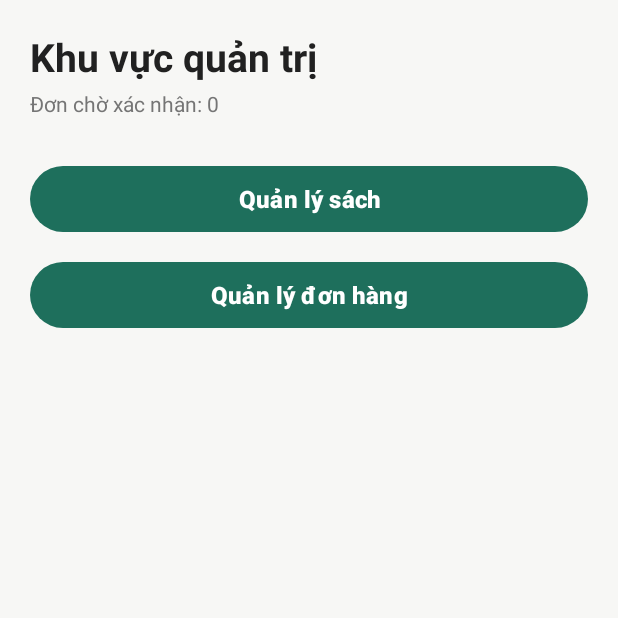
After one commit to 21130433-PhucLong/LTDD_BookStore, an Android app: the fragment AdminFragment shown on its own in the app's theme, on a phone screen of 412 x 824 dp, the top half of it. The commit adds this screen. Run offline under Robolectric (Android 15) with nearby library versions, the phone set to English and light mode, and no system bars; 1 statement that could not run was skipped.

Commit message:
tab quan tri chi hien voi admin

```diff
--- a/app/src/main/AndroidManifest.xml
+++ b/app/src/main/AndroidManifest.xml
@@ -60,6 +60,14 @@
         <activity
             android:name=".activity.ChangePasswordActivity"
             android:exported="false" />
+
+        <activity
+            android:name=".activity.AdminBookListActivity"
+            android:exported="false" />
+        <activity
+            android:name=".activity.BookEditActivity"
+            android:exported="false" />
+
     </application>
 
 </manifest>
--- a/app/src/main/java/com/example/bookstore/activity/MainActivity.java
+++ b/app/src/main/java/com/example/bookstore/activity/MainActivity.java
@@ -28,6 +28,7 @@ import com.example.bookstore.fragment.CategoryFragment;
 import com.example.bookstore.fragment.HomeFragment;
 import com.example.bookstore.model.User;
 import com.example.bookstore.util.SessionManager;
+import com.example.bookstore.fragment.AdminFragment;
 
 public class MainActivity extends AppCompatActivity implements CategoryFragment.OnCategoryClickListener {
 
@@ -38,6 +39,7 @@ public class MainActivity extends AppCompatActivity implements CategoryFragment.
 
     private String searchKeyword = "";  // từ khóa đang tìm
     private int pendingCategoryId = 0;  // thể loại được chọn ở tab Danh mục
+    private boolean isAdmin = false;
 
     @Override
     protected void onCreate(Bundle savedInstanceState) {
@@ -62,6 +64,7 @@ public class MainActivity extends AppCompatActivity implements CategoryFragment.
 
         toolbar = findViewById(R.id.toolbar);
         bottomNav = findViewById(R.id.bottomNav);
+        bottomNav.getMenu().findItem(R.id.nav_admin).setVisible(isAdmin);
         setSupportActionBar(toolbar);
 
         setupBottomNav();
@@ -80,6 +83,7 @@ public class MainActivity extends AppCompatActivity implements CategoryFragment.
             session.logout();
             return false;
         }
+        isAdmin = user.isAdmin();
         return true;
     }
 
@@ -116,7 +120,10 @@ public class MainActivity extends AppCompatActivity implements CategoryFragment.
                 } else if (id == R.id.nav_account) {
                     showFragment(new AccountFragment());
                     return true;
-                }
+                } else if (id == R.id.nav_admin) {
+                showFragment(new AdminFragment());
+                return true;
+            }
                 return false;
             }
         });
--- /dev/null
+++ b/app/src/main/java/com/example/bookstore/fragment/AdminFragment.java
@@ -0,0 +1,61 @@
+package com.example.bookstore.fragment;
+
+import android.content.Intent;
+import android.os.Bundle;
+import android.view.LayoutInflater;
+import android.view.View;
+import android.view.ViewGroup;
+import android.widget.TextView;
+
+import androidx.annotation.NonNull;
+import androidx.annotation.Nullable;
+import androidx.fragment.app.Fragment;
+
+import com.example.bookstore.R;
+import com.example.bookstore.activity.AdminBookListActivity;
+import com.example.bookstore.activity.OrderListActivity;
+import com.example.bookstore.data.DatabaseHelper;
+import com.example.bookstore.model.Order;
+
+public class AdminFragment extends Fragment {
+
+    private TextView tvPending;
+
+    @Nullable
+    @Override
+    public View onCreateView(@NonNull LayoutInflater inflater, @Nullable ViewGroup container,
+                             @Nullable Bundle savedInstanceState) {
+        return inflater.inflate(R.layout.fragment_admin, container, false);
+    }
+
+    @Override
+    public void onViewCreated(@NonNull View view, @Nullable Bundle savedInstanceState) {
+        super.onViewCreated(view, savedInstanceState);
+
+        tvPending = view.findViewById(R.id.tvPending);
+
+        view.findViewById(R.id.btnManageBooks).setOnClickListener(new View.OnClickListener() {
+            @Override
+            public void onClick(View v) {
+                startActivity(new Intent(requireContext(), AdminBookListActivity.class));
+            }
+        });
+        view.findViewById(R.id.btnManageOrders).setOnClickListener(new View.OnClickListener() {
+            @Override
+            public void onClick(View v) {
+                Intent intent = new Intent(requireContext(), OrderListActivity.class);
+                intent.putExtra(OrderListActivity.EXTRA_ADMIN_MODE, true);
+                startActivity(intent);
+            }
+        });
+    }
+
+    // Quay về từ màn quản lý đơn thì cập nhật lại số đơn chờ
+    @Override
+    public void onResume() {
+        super.onResume();
+        requireActivity().setTitle(R.string.tab_admin);
+        int pending = DatabaseHelper.getInstance(requireContext()).countOrdersByStatus(Order.STATUS_PENDING);
+        tvPending.setText(getString(R.string.admin_pending_orders, pending));
+    }
+}
--- /dev/null
+++ b/app/src/main/res/layout/fragment_admin.xml
@@ -0,0 +1,37 @@
+<?xml version="1.0" encoding="utf-8"?>
+<LinearLayout xmlns:android="http://schemas.android.com/apk/res/android"
+    android:layout_width="match_parent"
+    android:layout_height="match_parent"
+    android:background="@color/screen_bg"
+    android:orientation="vertical"
+    android:padding="20dp">
+
+    <TextView
+        style="@style/TextTitle"
+        android:layout_width="wrap_content"
+        android:layout_height="wrap_content"
+        android:text="@string/admin_area_title" />
+
+    <TextView
+        android:id="@+id/tvPending"
+        style="@style/TextSub"
+        android:layout_width="wrap_content"
+        android:layout_height="wrap_content"
+        android:layout_marginTop="4dp" />
+
+    <Button
+        android:id="@+id/btnManageBooks"
+        style="@style/ButtonPrimary"
+        android:layout_width="match_parent"
+        android:layout_height="52dp"
+        android:layout_marginTop="28dp"
+        android:text="@string/btn_manage_books" />
+
+    <Button
+        android:id="@+id/btnManageOrders"
+        style="@style/ButtonPrimary"
+        android:layout_width="match_parent"
+        android:layout_height="52dp"
+        android:layout_marginTop="12dp"
+        android:text="@string/btn_manage_orders" />
+</LinearLayout>
```
